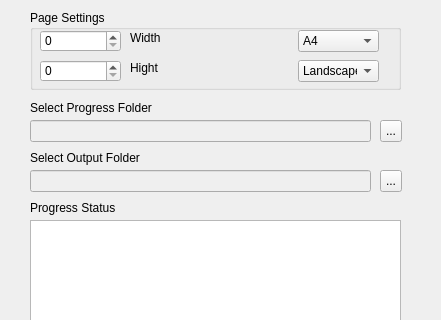
First picture: the form in main.ui, repository kujadeveloper/python_xslt_to_html_to_pdf, before the edit; both pictures show x 0 to 441 and y 0 to 320 of the 441 by 500 pixel window.
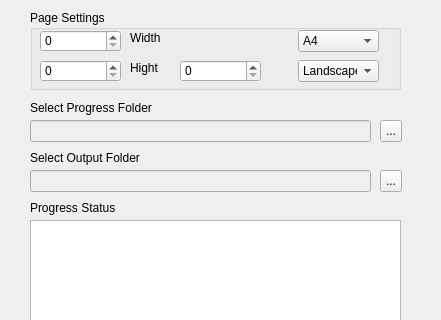
Second picture: the form after the edit.

```diff
--- a/main.ui
+++ b/main.ui
@@ -203,6 +203,21 @@
       <number>1000</number>
      </property>
     </widget>
+
+    <widget class="QSpinBox" name="spinBox_3">
+     <property name="geometry">
+      <rect>
+       <x>150</x>
+       <y>50</y>
+       <width>81</width>
+       <height>22</height>
+      </rect>
+     </property>
+     <property name="maximum">
+      <number>1000</number>
+     </property>
+    </widget>
+
     <widget class="QComboBox" name="comboBox_2">
      <property name="geometry">
       <rect>
```
Left out of the diff: 1 changed line with no effect on the pictures.
